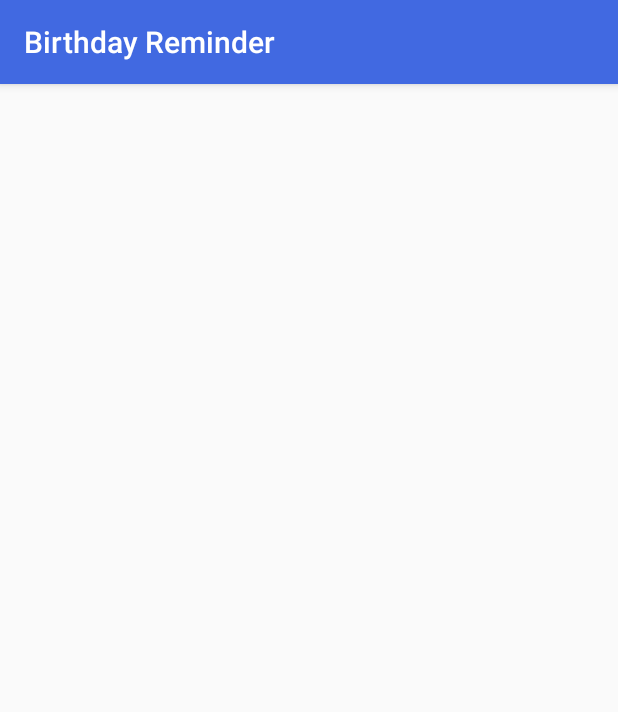
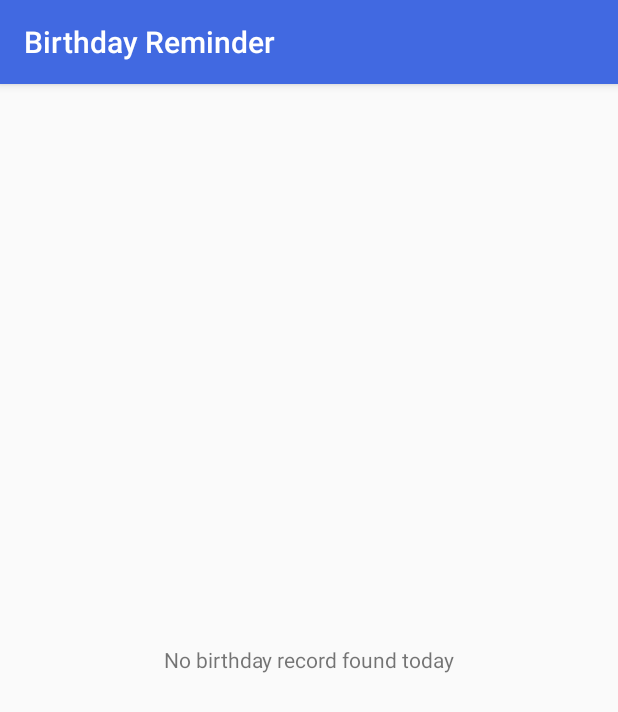
Before and after one commit to wanching0730/Birthday-Reminder-2, an Android app: the TodayBirthdayActivity screen opened directly, with no data from a screen before it, on a phone screen of 412 x 824 dp. Shown: the top 712 px of the screen. Run offline under Robolectric (Android 15) with nearby library versions, the phone set to English and light mode, and no system bars.

Commit message:
added setEmptyView

```diff
--- a/app/src/main/java/com/wanching/birthdayreminder/Activities/TodayBirthdayActivity.java
+++ b/app/src/main/java/com/wanching/birthdayreminder/Activities/TodayBirthdayActivity.java
@@ -5,8 +5,11 @@ import android.database.Cursor;
 import android.support.v4.widget.CursorAdapter;
 import android.support.v7.app.AppCompatActivity;
 import android.os.Bundle;
+import android.view.View;
 import android.widget.ListView;
+import android.widget.RelativeLayout;
 import android.widget.TextView;
+import android.widget.Toast;
 
 import com.wanching.birthdayreminder.Adapters.BirthdayCursorAdapter;
 import com.wanching.birthdayreminder.R;
@@ -21,6 +24,9 @@ public class TodayBirthdayActivity extends AppCompatActivity {
 
     private ListView listView;
     private BirthdayCursorAdapter adapter;
+    private TextView tvEmpty;
+    private RelativeLayout rl;
+    private Cursor cursor;
 
     @Override
     protected void onCreate(Bundle savedInstanceState) {
@@ -31,14 +37,26 @@ public class TodayBirthdayActivity extends AppCompatActivity {
                 getSystemService(NOTIFICATION_SERVICE);
         mNotificationManager.cancelAll();
 
-
         BirthdayDbQueries dbq = new BirthdayDbQueries(new BirthdayDbHelper(this));
         String selection = "strftime('%m-%d'," + BirthdayContract.BirthdayEntry.COLUMN_NAME_DATE + "/1000, 'unixepoch')" + " == strftime('%m-%d',?/1000, 'unixepoch')";
         String[] selectionArgs = {Long.toString(Calendar.getInstance().getTimeInMillis()- 86400000)};
-        Cursor cursor = dbq.read(DbColumns.columns, selection, selectionArgs, null, null, BirthdayContract.BirthdayEntry.COLUMN_NAME_NAME + " ASC");
+        cursor = dbq.read(DbColumns.columns, selection, selectionArgs, null, null, BirthdayContract.BirthdayEntry.COLUMN_NAME_NAME + " ASC");
 
+        rl = (RelativeLayout) findViewById(R.id.view_relative_layout);
         listView = (ListView) findViewById(R.id.today_birthday_list);
         adapter = new BirthdayCursorAdapter(this, cursor, 0);
         listView.setAdapter(adapter);
+
+        tvEmpty = rl.findViewById(R.id.today_empty_view);
+        listView.setEmptyView(tvEmpty);
+        tvEmpty.setText("No birthday record found today");
+    }
+
+    @Override
+    protected void onResume() {
+        super.onResume();
+        adapter.swapCursor(cursor);
+        tvEmpty.setVisibility(View.GONE);
+        adapter.notifyDataSetChanged();
     }
 }
--- a/app/src/main/res/layout/activity_today_birthday.xml
+++ b/app/src/main/res/layout/activity_today_birthday.xml
@@ -1,10 +1,22 @@
 <?xml version="1.0" encoding="utf-8"?>
-<ListView
-    android:id="@+id/today_birthday_list"
+<RelativeLayout
     xmlns:android="http://schemas.android.com/apk/res/android"
     xmlns:tools="http://schemas.android.com/tools"
-    android:layout_width="match_parent"
+    android:id="@+id/view_relative_layout"
     android:layout_height="match_parent"
-    tools:context="com.wanching.birthdayreminder.Activities.TodayBirthdayActivity">
+    android:layout_width="match_parent">
 
-</ListView>
+    <ListView
+        android:id="@+id/today_birthday_list"
+        android:layout_width="match_parent"
+        android:layout_height="match_parent"
+        android:orientation="vertical"/>
+
+    <TextView
+        android:id="@+id/today_empty_view"
+        android:layout_width="wrap_content"
+        android:layout_height="wrap_content"
+        android:layout_centerInParent="true"
+        tools:text="No birthday records"/>
+
+</RelativeLayout>
```
